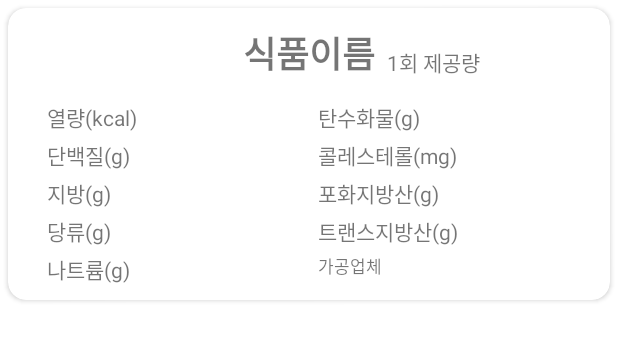
After one commit to hot6-tweety/toy_mgym, an Android app: the layout item_food.xml on its own in the app's theme, with its tools: preview values and no code run, on a phone screen of 412 x 824 dp. The commit adds this screen. Shown: the top 341 px of the screen. Run offline under Robolectric (Android 15) with nearby library versions, the phone set to English and light mode, and no system bars.

Commit message:
[Add] 식품정보카드 UI 추가

```diff
--- a/app/src/main/AndroidManifest.xml
+++ b/app/src/main/AndroidManifest.xml
@@ -1,6 +1,8 @@
 <?xml version="1.0" encoding="utf-8"?>
 <manifest xmlns:android="http://schemas.android.com/apk/res/android"
     xmlns:tools="http://schemas.android.com/tools">
+
+    <uses-permission android:name="android.permission.INTERNET"/>
 
     <application
         android:allowBackup="true"
--- /dev/null
+++ b/app/src/main/res/layout/item_food.xml
@@ -0,0 +1,150 @@
+<?xml version="1.0" encoding="utf-8"?>
+<androidx.cardview.widget.CardView xmlns:android="http://schemas.android.com/apk/res/android"
+    xmlns:app="http://schemas.android.com/apk/res-auto"
+    xmlns:tools="http://schemas.android.com/tools"
+    android:layout_width="match_parent"
+    android:layout_height="wrap_content"
+    android:layout_margin="5dp"
+    android:elevation="4dp"
+    app:cardCornerRadius="12dp"
+    app:contentPadding="8dp"
+    tools:cardBackgroundColor="#81C784"
+    tools:layout_editor_absoluteX="1dp"
+    tools:layout_editor_absoluteY="1dp">
+
+
+    <androidx.constraintlayout.widget.ConstraintLayout
+        android:layout_width="match_parent"
+        android:layout_height="wrap_content">
+
+        <TextView
+            android:id="@+id/tv_food_name"
+            android:layout_width="wrap_content"
+            android:layout_height="wrap_content"
+            android:ellipsize="end"
+            android:maxLines="1"
+            android:padding="4dp"
+            android:text="식품이름"
+            android:textStyle="bold"
+            android:textSize="24dp"
+            app:layout_constraintTop_toTopOf="parent"
+            app:layout_constraintEnd_toEndOf="parent"
+            app:layout_constraintStart_toStartOf="parent" />
+
+
+        <TextView
+            android:id="@+id/tv_food_servingSize"
+            android:layout_width="wrap_content"
+            android:layout_height="wrap_content"
+            android:layout_marginTop="12dp"
+            android:padding="4dp"
+            android:text="1회 제공량"
+            app:layout_constraintBottom_toBottomOf="@+id/tv_food_name"
+            app:layout_constraintStart_toBottomOf="@id/tv_food_name"
+            app:layout_constraintStart_toEndOf="@+id/tv_food_name"
+            app:layout_constraintTop_toTopOf="parent" />
+
+        <TextView
+            android:id="@+id/tv_food_calorie"
+            android:layout_width="wrap_content"
+            android:layout_height="wrap_content"
+            android:layout_marginTop="8dp"
+            android:padding="2dp"
+            android:layout_marginStart="16dp"
+            android:text="TextView"
+            app:layout_constraintStart_toStartOf="parent"
+            app:layout_constraintTop_toBottomOf="@+id/tv_food_name"
+            tools:text="열량(kcal)" />
+
+        <TextView
+            android:id="@+id/tv_food_carbohydrate"
+            android:layout_width="wrap_content"
+            android:layout_height="wrap_content"
+            android:padding="2dp"
+            app:layout_constraintBottom_toBottomOf="@+id/tv_food_calorie"
+            app:layout_constraintEnd_toEndOf="parent"
+            app:layout_constraintStart_toEndOf="@id/tv_food_calorie"
+            tools:text="탄수화물(g)" />
+
+        <TextView
+            android:id="@+id/tv_food_protein"
+            android:layout_width="wrap_content"
+            android:layout_height="wrap_content"
+            android:padding="2dp"
+            android:text="단백질(g)"
+            app:layout_constraintStart_toStartOf="@id/tv_food_calorie"
+            app:layout_constraintTop_toBottomOf="@+id/tv_food_calorie" />
+
+        <TextView
+            android:id="@+id/tv_food_fat"
+            android:layout_width="wrap_content"
+            android:layout_height="wrap_content"
+            android:padding="2dp"
+            android:text="지방(g)"
+            app:layout_constraintStart_toStartOf="@id/tv_food_calorie"
+            app:layout_constraintTop_toBottomOf="@id/tv_food_protein"
+            tools:layout_editor_absoluteY="78dp" />
+
+        <TextView
+            android:id="@+id/tv_food_sugars"
+            android:layout_width="wrap_content"
+            android:layout_height="wrap_content"
+            android:padding="2dp"
+            android:text="당류(g)"
+            app:layout_constraintStart_toStartOf="@id/tv_food_calorie"
+            app:layout_constraintTop_toBottomOf="@id/tv_food_fat"
+            tools:layout_editor_absoluteY="97dp" />
+
+        <TextView
+            android:id="@+id/tv_food_sodium"
+            android:layout_width="wrap_content"
+            android:layout_height="wrap_content"
+            android:padding="2dp"
+            android:text="나트륨(g)"
+            app:layout_constraintStart_toStartOf="@id/tv_food_calorie"
+            app:layout_constraintTop_toBottomOf="@id/tv_food_sugars"
+            tools:layout_editor_absoluteY="116dp" />
+
+        <TextView
+            android:id="@+id/tv_food_cholesterol"
+            android:layout_width="wrap_content"
+            android:layout_height="wrap_content"
+            android:padding="2dp"
+            android:text="콜레스테롤(mg)"
+            app:layout_constraintStart_toStartOf="@id/tv_food_carbohydrate"
+            app:layout_constraintTop_toBottomOf="@+id/tv_food_carbohydrate" />
+
+        <TextView
+            android:id="@+id/tv_food_saturatedFattyAcids"
+            android:layout_width="wrap_content"
+            android:layout_height="wrap_content"
+            android:padding="2dp"
+            android:text="포화지방산(g)"
+            app:layout_constraintStart_toStartOf="@id/tv_food_carbohydrate"
+            app:layout_constraintTop_toBottomOf="@id/tv_food_cholesterol"
+            tools:layout_editor_absoluteY="116dp" />
+
+        <TextView
+            android:id="@+id/tv_food_transFattyAcids"
+            android:layout_width="wrap_content"
+            android:layout_height="wrap_content"
+            android:padding="2dp"
+
+            android:text="트랜스지방산(g)"
+            app:layout_constraintStart_toStartOf="@id/tv_food_carbohydrate"
+            app:layout_constraintTop_toBottomOf="@id/tv_food_saturatedFattyAcids"
+            tools:layout_editor_absoluteY="116dp" />
+        <TextView
+            android:layout_width="wrap_content"
+            android:layout_height="wrap_content"
+            android:padding="2dp"
+            android:text="가공업체"
+            android:textSize="11dp"
+            app:layout_constraintStart_toStartOf="@id/tv_food_carbohydrate"
+            app:layout_constraintTop_toBottomOf="@id/tv_food_transFattyAcids"
+            />
+
+
+    </androidx.constraintlayout.widget.ConstraintLayout>
+
+</androidx.cardview.widget.CardView>
--- a/app/src/main/res/values/themes.xml
+++ b/app/src/main/res/values/themes.xml
@@ -1,6 +1,6 @@
 <resources xmlns:tools="http://schemas.android.com/tools">
     <!-- Base application theme. -->
-    <style name="Theme.Mgym" parent="Theme.MaterialComponents.DayNight.DarkActionBar">
+    <style name="Theme.Mgym" parent="Theme.MaterialComponents.DayNight.NoActionBar">
         <!-- Primary brand color. -->
         <item name="colorPrimary">@color/purple_500</item>
         <item name="colorPrimaryVariant">@color/purple_700</item>
```
Also changed, not shown: app/build.gradle (+25 -3 lines), app/src/main/assets/food_sample.json (added, +157 -0 lines), app/src/main/java/com/toy/mgym/ApiClient.kt (added, +41 -0 lines), app/src/main/java/com/toy/mgym/model/FoodData.kt (added, +44 -0 lines), app/src/main/java/com/toy/mgym/repository/FoodDataSource.kt (added, +7 -0 lines), app/src/main/java/com/toy/mgym/repository/FoodRemoteData.kt (added, +9 -0 lines), app/src/main/java/com/toy/mgym/ui/search/SearchFragment.kt (+5 -5 lines), app/src/main/res/layout/fragment_search.xml (+27 -17 lines).
